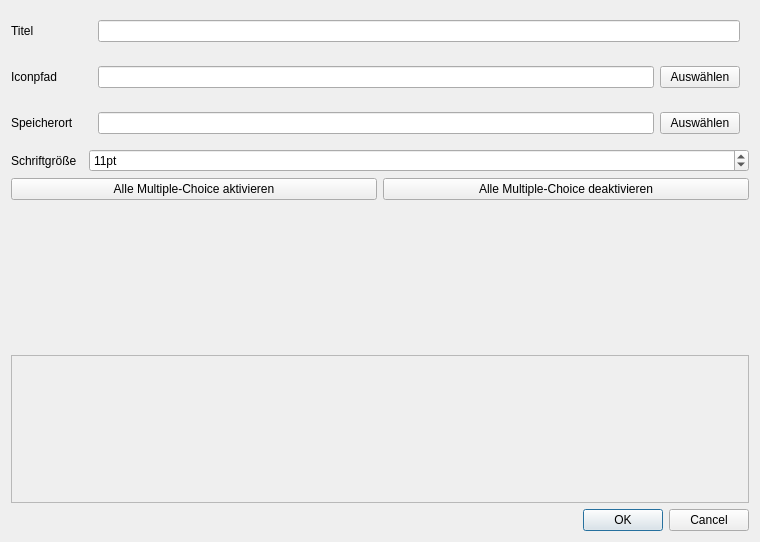
Before: the Qt Designer form res/regeltest_save.ui in jfeil/RegeltestCreator, drawn with Qt 5.
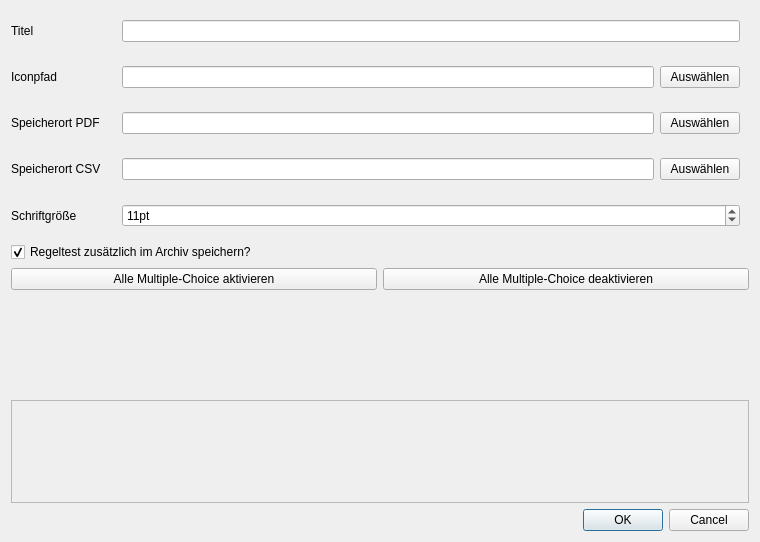
After: the same form once the commit is applied.

Commit message:
Add showing and loading from Regeltest-Archive and export as CSV
This enables the user to create CSV for creating PowerPoint-Regeltests and recreate previously made Regeltests

```diff
--- a/res/regeltest_save.ui
+++ b/res/regeltest_save.ui
@@ -17,33 +17,14 @@
    <string>Save Regeltest</string>
   </property>
   <layout class="QGridLayout" name="gridLayout">
-   <item row="0" column="2">
-    <widget class="QWidget" name="widget_3" native="true">
-     <property name="focusPolicy">
-      <enum>Qt::StrongFocus</enum>
-     </property>
-     <layout class="QHBoxLayout" name="horizontalLayout_3">
-      <item>
-       <widget class="QLineEdit" name="title_edit"/>
-      </item>
-     </layout>
-    </widget>
-   </item>
-   <item row="0" column="0">
-    <widget class="QLabel" name="label">
-     <property name="text">
-      <string>Titel</string>
-     </property>
-    </widget>
-   </item>
    <item row="3" column="2">
     <widget class="QWidget" name="widget_2" native="true">
      <layout class="QHBoxLayout" name="horizontalLayout_2">
       <item>
-       <widget class="QLineEdit" name="output_edit"/>
+       <widget class="QLineEdit" name="pdf_edit"/>
       </item>
       <item>
-       <widget class="QPushButton" name="output_edit_button">
+             <widget class="QPushButton" name="pdf_edit_button">
         <property name="text">
          <string>Auswählen</string>
         </property>
@@ -53,23 +34,57 @@
     </widget>
    </item>
    <item row="9" column="0" colspan="3">
-    <widget class="QDialogButtonBox" name="buttonBox">
-     <property name="orientation">
-      <enum>Qt::Horizontal</enum>
-     </property>
-     <property name="standardButtons">
-      <set>QDialogButtonBox::Cancel|QDialogButtonBox::Ok</set>
+          <layout class="QHBoxLayout" name="horizontalLayout_4">
+              <item>
+                  <widget class="QPushButton" name="activate_mc_button">
+                      <property name="text">
+                          <string>Alle Multiple-Choice aktivieren</string>
+                      </property>
+                  </widget>
+              </item>
+              <item>
+                  <widget class="QPushButton" name="deactivate_mc_button">
+                      <property name="text">
+                          <string>Alle Multiple-Choice deaktivieren</string>
+                      </property>
+                  </widget>
+              </item>
+          </layout>
+      </item>
+      <item row="1" column="0">
+          <widget class="QLabel" name="label_2">
+              <property name="text">
+                  <string>Iconpfad</string>
      </property>
     </widget>
    </item>
    <item row="3" column="0">
     <widget class="QLabel" name="label_3">
      <property name="text">
-      <string>Speicherort</string>
+                  <string>Speicherort PDF</string>
      </property>
     </widget>
    </item>
-   <item row="8" column="0" colspan="3">
+      <item row="0" column="0">
+          <widget class="QLabel" name="label">
+              <property name="text">
+                  <string>Titel</string>
+              </property>
+          </widget>
+      </item>
+      <item row="0" column="2">
+          <widget class="QWidget" name="widget_3" native="true">
+              <property name="focusPolicy">
+                  <enum>Qt::StrongFocus</enum>
+              </property>
+              <layout class="QHBoxLayout" name="horizontalLayout_3">
+                  <item>
+                      <widget class="QLineEdit" name="title_edit"/>
+                  </item>
+              </layout>
+          </widget>
+      </item>
+      <item row="11" column="0" colspan="3">
     <widget class="QScrollArea" name="scrollArea">
      <property name="widgetResizable">
       <bool>true</bool>
@@ -80,50 +95,19 @@
         <x>0</x>
         <y>0</y>
         <width>740</width>
-        <height>142</height>
+                          <height>96</height>
        </rect>
       </property>
      </widget>
     </widget>
    </item>
-   <item row="1" column="0">
-    <widget class="QLabel" name="label_2">
-     <property name="text">
-      <string>Iconpfad</string>
-     </property>
-    </widget>
-   </item>
-   <item row="6" column="0" colspan="3">
-    <layout class="QHBoxLayout" name="horizontalLayout_4">
-     <item>
-      <widget class="QPushButton" name="activate_mc_button">
-       <property name="text">
-        <string>Alle Multiple-Choice aktivieren</string>
-       </property>
-      </widget>
-     </item>
-     <item>
-      <widget class="QPushButton" name="deactivate_mc_button">
-       <property name="text">
-        <string>Alle Multiple-Choice deaktivieren</string>
-       </property>
-      </widget>
-     </item>
-    </layout>
-   </item>
-   <item row="4" column="2">
-    <widget class="QSpinBox" name="fontsize_spinBox">
-     <property name="suffix">
-      <string>pt</string>
-     </property>
-     <property name="minimum">
-      <number>9</number>
-     </property>
-     <property name="maximum">
-      <number>15</number>
-     </property>
-     <property name="value">
-      <number>11</number>
+      <item row="12" column="0" colspan="3">
+          <widget class="QDialogButtonBox" name="buttonBox">
+              <property name="orientation">
+                  <enum>Qt::Horizontal</enum>
+              </property>
+              <property name="standardButtons">
+                  <set>QDialogButtonBox::Cancel|QDialogButtonBox::Ok</set>
      </property>
     </widget>
    </item>
@@ -143,14 +127,14 @@
      </layout>
     </widget>
    </item>
-   <item row="4" column="0">
+      <item row="7" column="0">
     <widget class="QLabel" name="label_4">
      <property name="text">
       <string>Schriftgröße</string>
      </property>
     </widget>
    </item>
-   <item row="7" column="0">
+      <item row="10" column="0">
     <spacer name="verticalSpacer">
      <property name="orientation">
       <enum>Qt::Vertical</enum>
@@ -163,6 +147,61 @@
      </property>
     </spacer>
    </item>
+      <item row="5" column="0">
+          <widget class="QLabel" name="label_5">
+              <property name="text">
+                  <string>Speicherort CSV</string>
+              </property>
+          </widget>
+      </item>
+      <item row="5" column="2">
+          <widget class="QWidget" name="widget_4" native="true">
+              <layout class="QHBoxLayout" name="horizontalLayout_5">
+                  <item>
+                      <widget class="QLineEdit" name="csv_edit"/>
+                  </item>
+                  <item>
+                      <widget class="QPushButton" name="csv_edit_button">
+                          <property name="text">
+                              <string>Auswählen</string>
+                          </property>
+                      </widget>
+                  </item>
+              </layout>
+          </widget>
+      </item>
+      <item row="7" column="2">
+          <widget class="QWidget" name="widget_5" native="true">
+              <layout class="QHBoxLayout" name="horizontalLayout_6">
+                  <item>
+                      <widget class="QSpinBox" name="fontsize_spinBox">
+                          <property name="suffix">
+                              <string>pt</string>
+                          </property>
+                          <property name="minimum">
+                              <number>9</number>
+                          </property>
+                          <property name="maximum">
+                              <number>15</number>
+                          </property>
+                          <property name="value">
+                              <number>11</number>
+                          </property>
+                      </widget>
+                  </item>
+              </layout>
+          </widget>
+      </item>
+      <item row="8" column="0" colspan="3">
+          <widget class="QCheckBox" name="regeltest_archive_checkBox">
+              <property name="text">
+                  <string>Regeltest zusätzlich im Archiv speichern?</string>
+              </property>
+              <property name="checked">
+                  <bool>true</bool>
+              </property>
+          </widget>
+      </item>
   </layout>
  </widget>
  <tabstops>
```
Left out of the diff: 4 changed lines with no effect on the pictures. Lines whose indentation alone changed are shown as unchanged. The commit also changes 10 other files.
